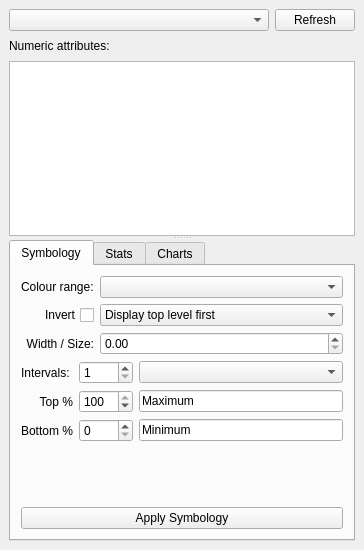
Before: the Qt Designer form esstoolkit/explorer/ui_Explorer.ui in SpaceGroupUCL/qgisSpaceSyntaxToolkit, drawn with Qt 5.
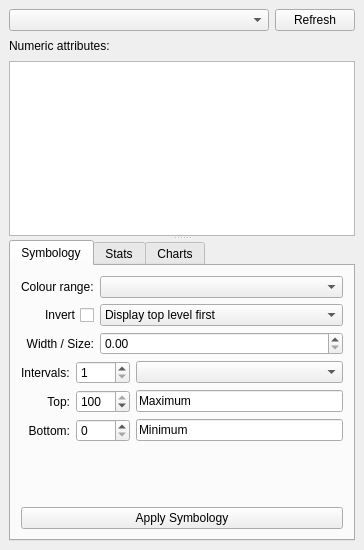
After: the same form once the commit is applied.

The edit to the form file:
```diff
--- a/esstoolkit/explorer/ui_Explorer.ui
+++ b/esstoolkit/explorer/ui_Explorer.ui
@@ -167,7 +167,7 @@
               <number>0</number>
              </property>
              <property name="text">
-              <string>Top %</string>
+              <string>Top:</string>
              </property>
              <property name="alignment">
               <set>Qt::AlignRight|Qt::AlignTrailing|Qt::AlignVCenter</set>
@@ -184,7 +184,7 @@
            <item row="2" column="0">
             <widget class="QLabel" name="bottomLimitLabel">
              <property name="text">
-              <string>Bottom %</string>
+              <string>Bottom:</string>
              </property>
              <property name="alignment">
               <set>Qt::AlignRight|Qt::AlignTrailing|Qt::AlignVCenter</set>
```
